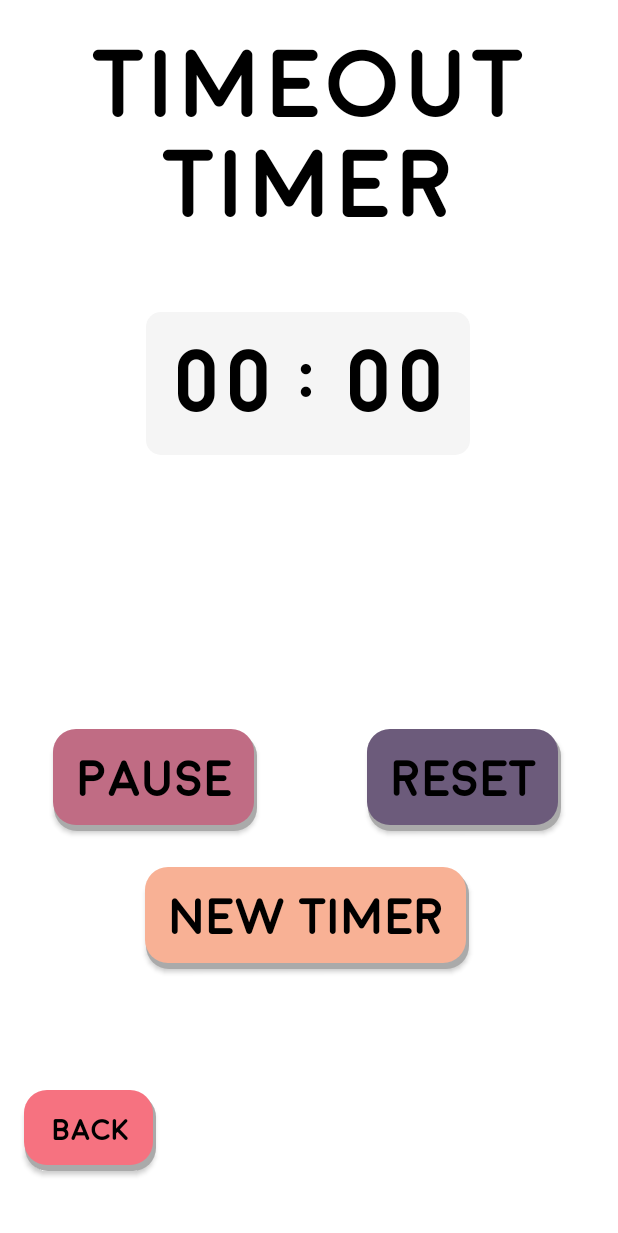
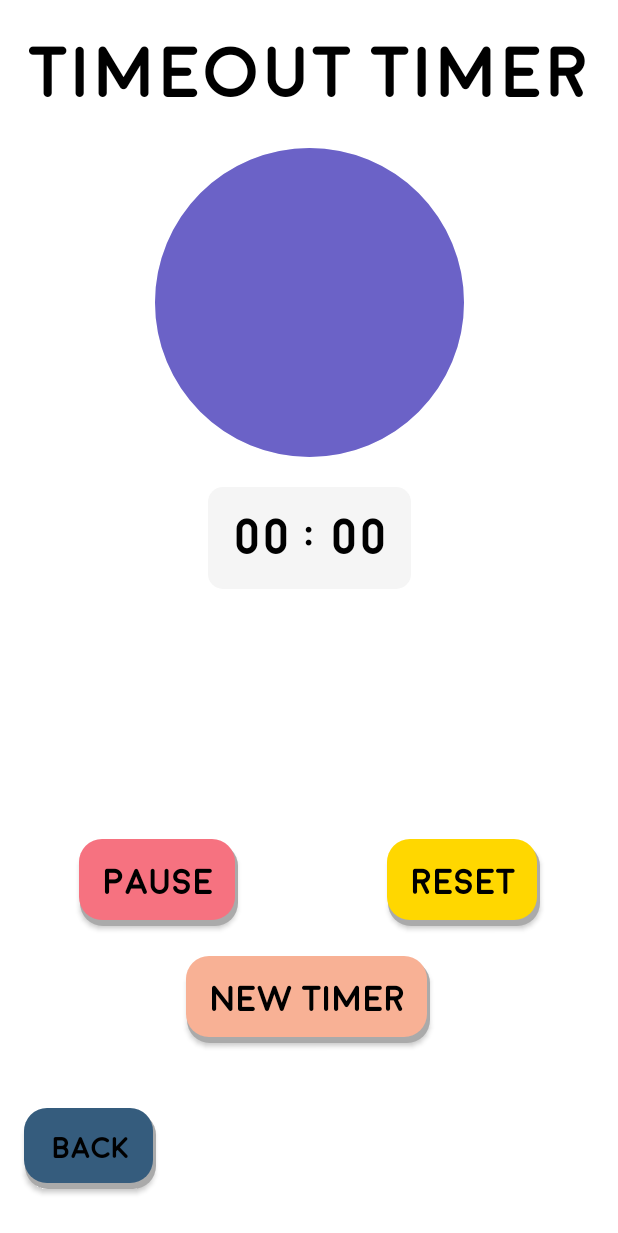
Before and after one commit to ThanhTran2709/ParentApp, an Android app: the TimerActivity screen opened directly, with no data from a screen before it, on a phone screen of 412 x 824 dp. Shown: the top 1233 px of the screen. Run offline under Robolectric (Android 15) with nearby library versions, the phone set to English and light mode, and no system bars; 6 statements that could not run were skipped.

Commit message:
Implemented timer pie chart

```diff
--- a/app/src/main/java/com/cmpt276/parentapp/TimerActivity.java
+++ b/app/src/main/java/com/cmpt276/parentapp/TimerActivity.java
@@ -10,8 +10,10 @@ import android.content.IntentFilter;
 import android.content.ServiceConnection;
 import android.os.Bundle;
 import android.os.IBinder;
+import android.util.Log;
 import android.view.View;
 import android.widget.Button;
+import android.widget.ProgressBar;
 import android.widget.TextView;
 
 /**
@@ -107,7 +109,7 @@ public class TimerActivity extends AppCompatActivity {
 		timerReceiver = new BroadcastReceiver() {
 			@Override
 			public void onReceive(Context context, Intent intent) {
-				updateTimerLabel();
+				updateTimerLabelAndChart();
 			}
 		};
 
@@ -116,9 +118,13 @@ public class TimerActivity extends AppCompatActivity {
 		registerReceiver(timerReceiver, filter);
 	}
 
-	private void updateTimerLabel() {
+	private void updateTimerLabelAndChart() {
 		TextView timeText = findViewById(R.id.time_text);
 		timeText.setText(timerService.getTimeString());
+
+		ProgressBar progressBar = findViewById(R.id.progressBar);
+		progressBar.setProgress(timerService.getProgress());
+		Log.i("progress" ,timerService.getProgress() + " ");
 	}
 
 	private void resetTimer() {
@@ -130,6 +136,9 @@ public class TimerActivity extends AppCompatActivity {
 
 		TextView timeText = findViewById(R.id.time_text);
 		timeText.setText(originalTime);
+
+		ProgressBar progressBar = findViewById(R.id.progressBar);
+		progressBar.setProgress(0);
 	}
 
 	private void setUpNewTimerButton() {
@@ -184,7 +193,7 @@ public class TimerActivity extends AppCompatActivity {
 				}
 				else {
 					timerService.pauseTimer();
-					updateTimerLabel();
+					updateTimerLabelAndChart();
 				}
 			}
 			updatePausePlayButtonText();
@@ -245,7 +254,7 @@ public class TimerActivity extends AppCompatActivity {
 			timerService = binder.getService();
 			timerServiceBound = true;
 
-			updateTimerLabel();
+			updateTimerLabelAndChart();
 			updatePausePlayButtonText();
 			setUpStopAlarmButton();
 
--- a/app/src/main/java/com/cmpt276/parentapp/TimerService.java
+++ b/app/src/main/java/com/cmpt276/parentapp/TimerService.java
@@ -117,6 +117,10 @@ public class TimerService extends Service {
 		return String.format(getString(R.string.time_label_format), remainingMinutes, remainingSeconds);
 	}
 
+	public int getProgress(){
+		return (int)((remainingMilliSeconds * 100 )/originalTimeInMilliSeconds) ;
+	}
+
 	/**
 	 * https://developer.android.com/training/notify-user/build-notification
 	 */
--- /dev/null
+++ b/app/src/main/res/drawable/circle.xml
@@ -0,0 +1,26 @@
+<?xml version="1.0" encoding="utf-8"?>
+<layer-list xmlns:android="http://schemas.android.com/apk/res/android">
+    <item>
+        <shape
+            android:shape="ring"
+            android:thicknessRatio="2"
+            android:innerRadius="0dp"
+            android:useLevel="false">
+            <solid android:color="#E6E6FA" />
+        </shape>
+    </item>
+
+    <item>
+        <rotate
+            android:fromDegrees="270"
+            android:toDegrees="270">
+            <shape
+                android:shape="ring"
+                android:thicknessRatio="2"
+                android:innerRadius="0dp"
+                android:useLevel="true">
+                <solid android:color="#6B62C7" />
+            </shape>
+        </rotate>
+    </item>
+</layer-list>
--- a/app/src/main/res/layout/activity_timer.xml
+++ b/app/src/main/res/layout/activity_timer.xml
@@ -3,8 +3,9 @@
     xmlns:app="http://schemas.android.com/apk/res-auto"
     xmlns:tools="http://schemas.android.com/tools"
     android:layout_width="match_parent"
+    android:layout_height="match_parent"
     android:background="@color/white"
-    android:layout_height="match_parent"
+    android:elevation="100dp"
     tools:context=".TimerActivity">
 
     <androidx.appcompat.widget.AppCompatButton
@@ -13,7 +14,7 @@
         android:layout_height="wrap_content"
         android:layout_marginStart="16dp"
         android:layout_marginBottom="16dp"
-        android:background="@drawable/rounded_corner_red"
+        android:background="@drawable/rounded_corner_blue"
         android:fontFamily="@font/moon_bold_font"
         android:padding="16sp"
         android:text="@string/back"
@@ -25,32 +26,15 @@
         app:layout_constraintVertical_bias="0.744" />
 
     <TextView
-        android:id="@+id/time_text"
-        android:layout_width="wrap_content"
-        android:layout_height="wrap_content"
-        android:background="@drawable/children_list_shape"
-        android:fontFamily="@font/moon_bold_font"
-        android:padding="16dp"
-        android:text="@string/minutes_text"
-        android:textColor="@color/black"
-        android:textSize="60sp"
-        app:layout_constraintBottom_toTopOf="@+id/guideline2"
-        app:layout_constraintEnd_toEndOf="@+id/timer_title"
-        app:layout_constraintHorizontal_bias="0.497"
-        app:layout_constraintStart_toStartOf="@+id/timer_title"
-        app:layout_constraintTop_toBottomOf="@+id/timer_title"
-        app:layout_constraintVertical_bias="0.216" />
-
-    <TextView
         android:id="@+id/timer_title"
-        android:gravity="center_horizontal"
         android:layout_width="wrap_content"
         android:layout_height="wrap_content"
         android:layout_marginTop="24dp"
         android:fontFamily="@font/moon_bold_font"
+        android:gravity="center_horizontal"
         android:text="@string/timeout_timer_title"
         android:textColor="@color/black"
-        android:textSize="64sp"
+        android:textSize="48sp"
         app:layout_constraintEnd_toEndOf="parent"
         app:layout_constraintStart_toStartOf="parent"
         app:layout_constraintTop_toTopOf="parent" />
@@ -59,13 +43,15 @@
         android:id="@+id/pause_play"
         android:layout_width="wrap_content"
         android:layout_height="wrap_content"
-        android:background="@drawable/rounded_corner_pink"
+        android:layout_marginTop="24dp"
+        android:background="@drawable/rounded_corner_red"
         android:fontFamily="@font/moon_bold_font"
         android:padding="16dp"
         android:text="@string/pause_button_text"
         android:textColor="@color/black"
-        android:textSize="34sp"
+        android:textSize="24sp"
         app:layout_constraintEnd_toStartOf="@+id/guideline3"
+        app:layout_constraintHorizontal_bias="0.53"
         app:layout_constraintStart_toStartOf="parent"
         app:layout_constraintTop_toTopOf="@+id/guideline2" />
 
@@ -73,12 +59,13 @@
         android:id="@+id/reset_button"
         android:layout_width="wrap_content"
         android:layout_height="wrap_content"
-        android:background="@drawable/rounded_corner_purple"
+        android:layout_marginTop="24dp"
+        android:background="@drawable/rounded_corner_gold"
         android:fontFamily="@font/moon_bold_font"
         android:padding="16dp"
         android:text="@string/reset_button_text"
         android:textColor="@color/black"
-        android:textSize="34sp"
+        android:textSize="24sp"
         app:layout_constraintEnd_toEndOf="parent"
         app:layout_constraintStart_toStartOf="@+id/guideline3"
         app:layout_constraintTop_toTopOf="@+id/guideline2" />
@@ -87,15 +74,15 @@
         android:id="@+id/new_timer_button"
         android:layout_width="wrap_content"
         android:layout_height="wrap_content"
-        android:layout_marginTop="24dp"
+        android:layout_marginTop="20dp"
         android:background="@drawable/rounded_corner_orange"
         android:fontFamily="@font/moon_bold_font"
         android:padding="16dp"
         android:text="@string/new_timer"
         android:textColor="@color/black"
-        android:textSize="34sp"
+        android:textSize="24sp"
         app:layout_constraintEnd_toEndOf="parent"
-        app:layout_constraintHorizontal_bias="0.494"
+        app:layout_constraintHorizontal_bias="0.497"
         app:layout_constraintStart_toStartOf="parent"
         app:layout_constraintTop_toBottomOf="@+id/pause_play" />
 
@@ -104,7 +91,7 @@
         android:layout_width="wrap_content"
         android:layout_height="wrap_content"
         android:orientation="horizontal"
-        app:layout_constraintGuide_percent="0.59" />
+        app:layout_constraintGuide_percent="0.65" />
 
     <androidx.appcompat.widget.AppCompatButton
         android:id="@+id/stop_alarm_button"
@@ -115,14 +102,13 @@
         android:padding="16dp"
         android:text="@string/stop_alarm"
         android:textColor="@color/black"
-        android:textSize="34sp"
+        android:textSize="24sp"
         android:visibility="invisible"
         app:layout_constraintBottom_toTopOf="@+id/guideline2"
         app:layout_constraintEnd_toEndOf="parent"
-        app:layout_constraintHorizontal_bias="0.497"
         app:layout_constraintStart_toStartOf="parent"
         app:layout_constraintTop_toBottomOf="@+id/time_text"
-        app:layout_constraintVertical_bias="0.415" />
+        app:layout_constraintVertical_bias="0.481" />
 
     <androidx.constraintlayout.widget.Guideline
         android:id="@+id/guideline3"
@@ -131,4 +117,53 @@
         android:orientation="vertical"
         app:layout_constraintGuide_percent="0.5" />
 
+    <ProgressBar
+        android:id="@+id/progressBar"
+        style="@style/Widget.AppCompat.ProgressBar"
+        android:layout_width="0dp"
+        android:layout_height="0dp"
+        android:layout_marginTop="24dp"
+        android:elevation="50dp"
+        android:indeterminate="false"
+        android:indeterminateBehavior="repeat"
+        android:indeterminateOnly="false"
+        android:max="100"
+        android:min="0"
+        android:progress="100"
+        android:progressDrawable="@drawable/circle"
+        android:visibility="visible"
+        app:layout_constraintDimensionRatio="1:1"
+        app:layout_constraintEnd_toStartOf="@+id/guideline8"
+        app:layout_constraintStart_toStartOf="@+id/guideline7"
+        app:layout_constraintTop_toBottomOf="@+id/timer_title" />
+
+    <TextView
+        android:id="@+id/time_text"
+        android:layout_width="wrap_content"
+        android:layout_height="wrap_content"
+        android:layout_marginTop="20dp"
+        android:background="@drawable/children_list_shape"
+        android:fontFamily="@font/moon_bold_font"
+        android:padding="16dp"
+        android:text="@string/minutes_text"
+        android:textColor="@color/black"
+        android:textSize="34sp"
+        app:layout_constraintEnd_toEndOf="@+id/progressBar"
+        app:layout_constraintStart_toStartOf="@+id/progressBar"
+        app:layout_constraintTop_toBottomOf="@+id/progressBar" />
+
+    <androidx.constraintlayout.widget.Guideline
+        android:id="@+id/guideline7"
+        android:layout_width="wrap_content"
+        android:layout_height="wrap_content"
+        android:orientation="vertical"
+        app:layout_constraintGuide_percent="0.25" />
+
+    <androidx.constraintlayout.widget.Guideline
+        android:id="@+id/guideline8"
+        android:layout_width="wrap_content"
+        android:layout_height="wrap_content"
+        android:orientation="vertical"
+        app:layout_constraintGuide_percent="0.75" />
+
 </androidx.constraintlayout.widget.ConstraintLayout>
```
